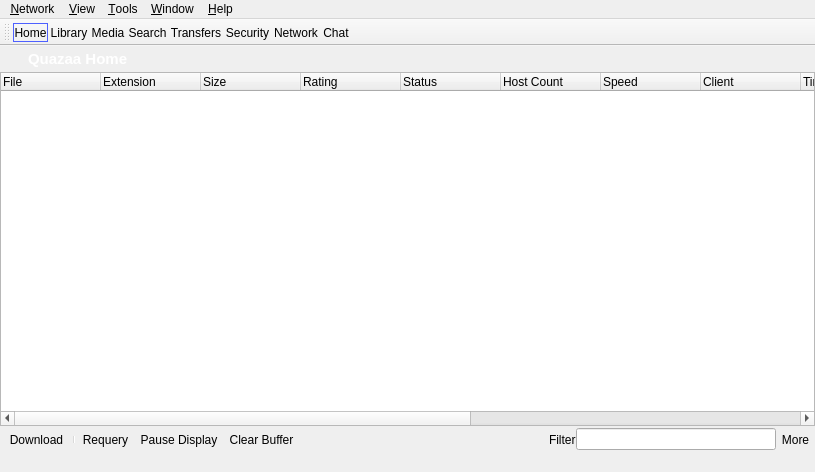
This is trunk/mainwindow.ui in c3c/quazaa as Qt 5 draws it before an edit. The edited form follows.
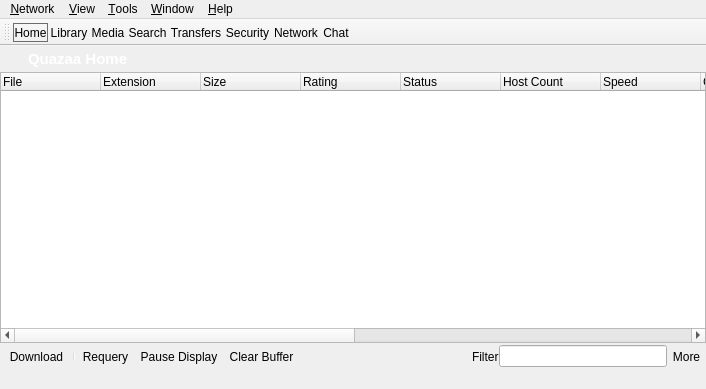
This is the edited form. The open tabs and pages were chosen to show the change. Icons and pictures are not drawn.

```diff
--- a/trunk/mainwindow.ui
+++ b/trunk/mainwindow.ui
@@ -6,8 +6,8 @@
    <rect>
     <x>0</x>
     <y>0</y>
-    <width>815</width>
-    <height>472</height>
+    <width>706</width>
+    <height>341</height>
    </rect>
   </property>
   <property name="windowTitle">
@@ -6273,7 +6273,7 @@
     <rect>
      <x>0</x>
      <y>0</y>
-     <width>815</width>
+     <width>706</width>
      <height>20</height>
     </rect>
    </property>
```
Left out of the diff: 398 changed lines with no effect on the pictures.
